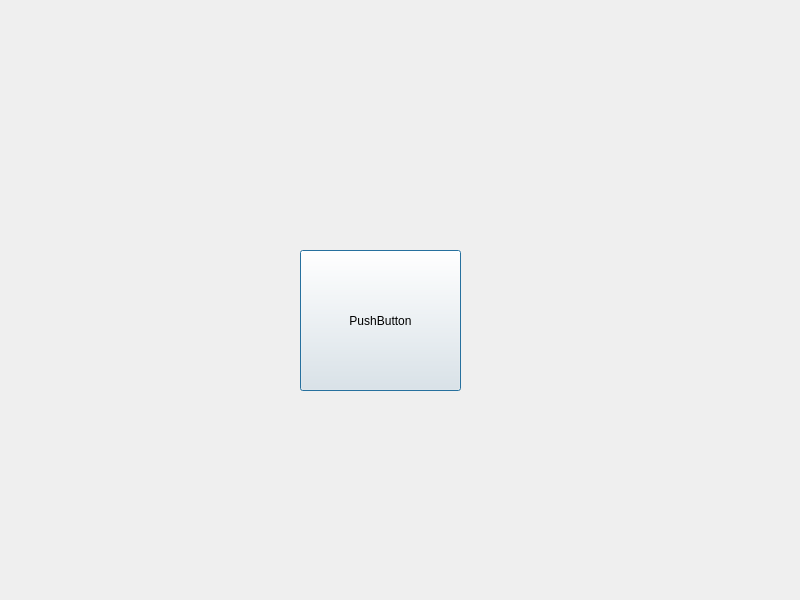
Before: the Qt Designer form PKUCourseRadar/homewindow.ui in DynamicCast03/PKUCourseRadar, drawn with Qt 5.
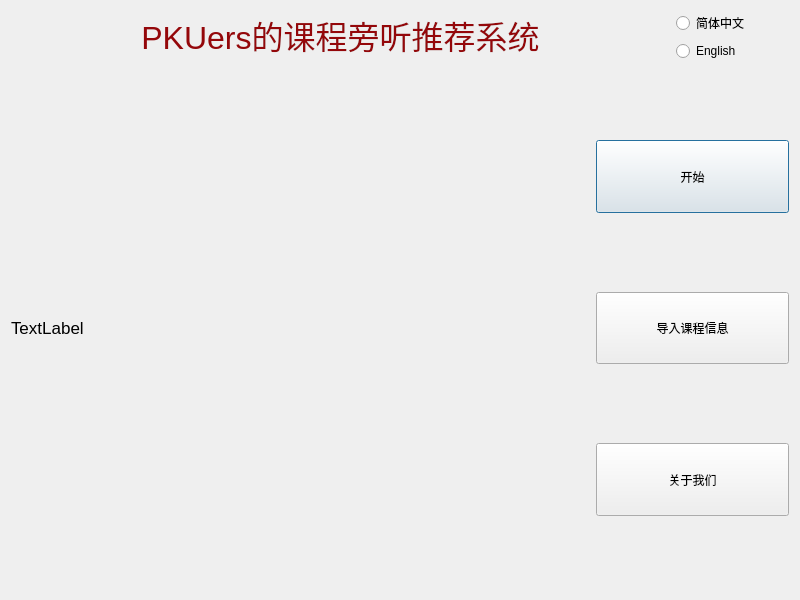
After: the same form once the commit is applied.

```diff
--- a/PKUCourseRadar/homewindow.ui
+++ b/PKUCourseRadar/homewindow.ui
@@ -13,19 +13,166 @@
   <property name="windowTitle">
    <string>HomeWindow</string>
   </property>
-  <widget class="QPushButton" name="pushButton">
-   <property name="geometry">
-    <rect>
-     <x>300</x>
-     <y>250</y>
-     <width>161</width>
-     <height>141</height>
-    </rect>
-   </property>
-   <property name="text">
-    <string>PushButton</string>
-   </property>
-  </widget>
+  <layout class="QVBoxLayout" name="verticalLayout" stretch="0,9">
+   <item>
+    <layout class="QHBoxLayout" name="horizontalLayout_2" stretch="4,0,0">
+     <item>
+      <widget class="QLabel" name="label">
+       <property name="text">
+        <string>&lt;html&gt;&lt;head/&gt;&lt;body&gt;&lt;p align=&quot;center&quot;&gt;&lt;span style=&quot; font-size:24pt; color:#94070a;&quot;&gt;PKUers的课程旁听推荐系统&lt;/span&gt;&lt;/p&gt;&lt;/body&gt;&lt;/html&gt;</string>
+       </property>
+       <property name="textFormat">
+        <enum>Qt::TextFormat::AutoText</enum>
+       </property>
+      </widget>
+     </item>
+     <item>
+      <layout class="QVBoxLayout" name="verticalLayout_3">
+       <item>
+        <widget class="QRadioButton" name="radioButton_2">
+         <property name="text">
+          <string>简体中文</string>
+         </property>
+        </widget>
+       </item>
+       <item>
+        <widget class="QRadioButton" name="radioButton">
+         <property name="text">
+          <string>English</string>
+         </property>
+        </widget>
+       </item>
+      </layout>
+     </item>
+     <item>
+      <spacer name="horizontalSpacer">
+       <property name="orientation">
+        <enum>Qt::Orientation::Horizontal</enum>
+       </property>
+       <property name="sizeHint" stdset="0">
+        <size>
+         <width>40</width>
+         <height>20</height>
+        </size>
+       </property>
+      </spacer>
+     </item>
+    </layout>
+   </item>
+   <item>
+    <layout class="QHBoxLayout" name="horizontalLayout" stretch="3,1">
+     <item>
+      <widget class="QLabel" name="label_2">
+       <property name="text">
+        <string>&lt;!DOCTYPE HTML PUBLIC &quot;-//W3C//DTD HTML 4.0//EN&quot; &quot;http://www.w3.org/TR/REC-html40/strict.dtd&quot;&gt;
+&lt;html&gt;&lt;head&gt;&lt;meta name=&quot;qrichtext&quot; content=&quot;1&quot; /&gt;&lt;meta charset=&quot;utf-8&quot; /&gt;&lt;style type=&quot;text/css&quot;&gt;
+p, li { white-space: pre-wrap; }
+hr { height: 1px; border-width: 0; }
+li.unchecked::marker { content: &quot;\2610&quot;; }
+li.checked::marker { content: &quot;\2612&quot;; }
+&lt;/style&gt;&lt;/head&gt;&lt;body style=&quot; font-family:'.AppleSystemUIFont'; font-size:13pt; font-weight:400; font-style:normal;&quot;&gt;
+&lt;p style=&quot; margin-top:0px; margin-bottom:0px; margin-left:0px; margin-right:0px; -qt-block-indent:0; text-indent:0px;&quot;&gt;TextLabel&lt;/p&gt;&lt;/body&gt;&lt;/html&gt;</string>
+       </property>
+      </widget>
+     </item>
+     <item>
+      <layout class="QVBoxLayout" name="verticalLayout_2" stretch="1,1,1,1,1,1,1">
+       <item>
+        <spacer name="verticalSpacer_3">
+         <property name="orientation">
+          <enum>Qt::Orientation::Vertical</enum>
+         </property>
+         <property name="sizeHint" stdset="0">
+          <size>
+           <width>20</width>
+           <height>40</height>
+          </size>
+         </property>
+        </spacer>
+       </item>
+       <item>
+        <widget class="QPushButton" name="pushButton_2">
+         <property name="sizePolicy">
+          <sizepolicy hsizetype="Minimum" vsizetype="Minimum">
+           <horstretch>0</horstretch>
+           <verstretch>0</verstretch>
+          </sizepolicy>
+         </property>
+         <property name="text">
+          <string>开始</string>
+         </property>
+        </widget>
+       </item>
+       <item>
+        <spacer name="verticalSpacer_4">
+         <property name="orientation">
+          <enum>Qt::Orientation::Vertical</enum>
+         </property>
+         <property name="sizeHint" stdset="0">
+          <size>
+           <width>20</width>
+           <height>40</height>
+          </size>
+         </property>
+        </spacer>
+       </item>
+       <item>
+        <widget class="QPushButton" name="pushButton_3">
+         <property name="sizePolicy">
+          <sizepolicy hsizetype="Minimum" vsizetype="Minimum">
+           <horstretch>0</horstretch>
+           <verstretch>0</verstretch>
+          </sizepolicy>
+         </property>
+         <property name="text">
+          <string>导入课程信息</string>
+         </property>
+        </widget>
+       </item>
+       <item>
+        <spacer name="verticalSpacer">
+         <property name="orientation">
+          <enum>Qt::Orientation::Vertical</enum>
+         </property>
+         <property name="sizeHint" stdset="0">
+          <size>
+           <width>20</width>
+           <height>40</height>
+          </size>
+         </property>
+        </spacer>
+       </item>
+       <item>
+        <widget class="QPushButton" name="pushButton">
+         <property name="sizePolicy">
+          <sizepolicy hsizetype="Minimum" vsizetype="Minimum">
+           <horstretch>0</horstretch>
+           <verstretch>0</verstretch>
+          </sizepolicy>
+         </property>
+         <property name="text">
+          <string>关于我们</string>
+         </property>
+        </widget>
+       </item>
+       <item>
+        <spacer name="verticalSpacer_2">
+         <property name="orientation">
+          <enum>Qt::Orientation::Vertical</enum>
+         </property>
+         <property name="sizeHint" stdset="0">
+          <size>
+           <width>20</width>
+           <height>40</height>
+          </size>
+         </property>
+        </spacer>
+       </item>
+      </layout>
+     </item>
+    </layout>
+   </item>
+  </layout>
  </widget>
  <resources/>
  <connections/>
```
